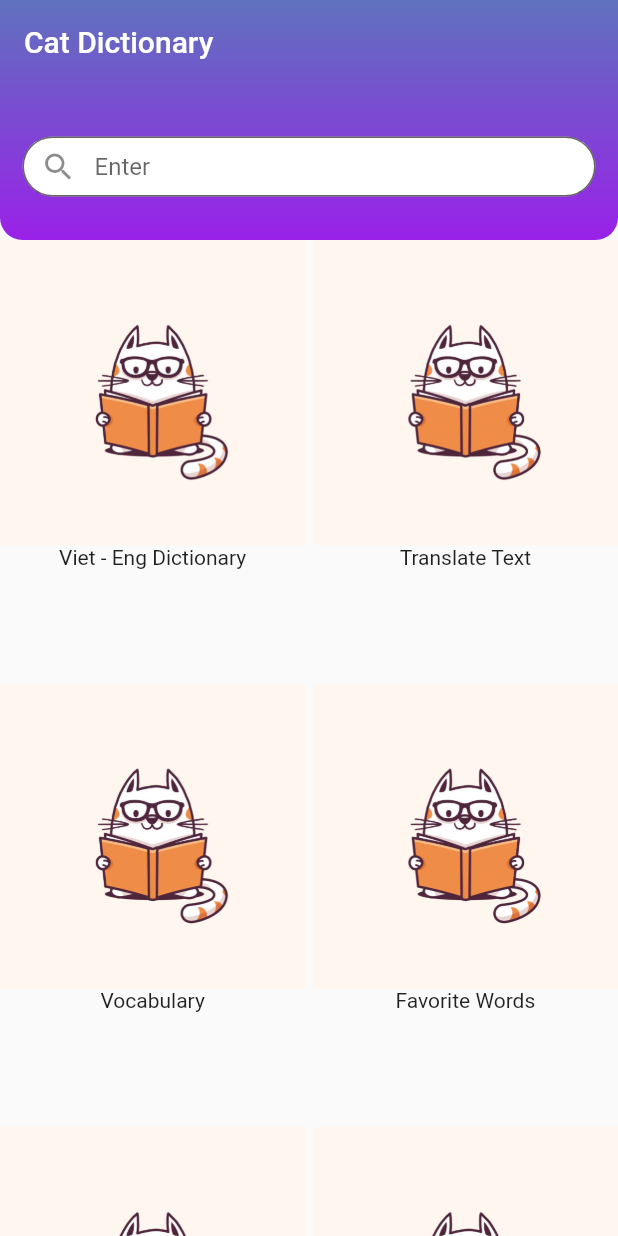
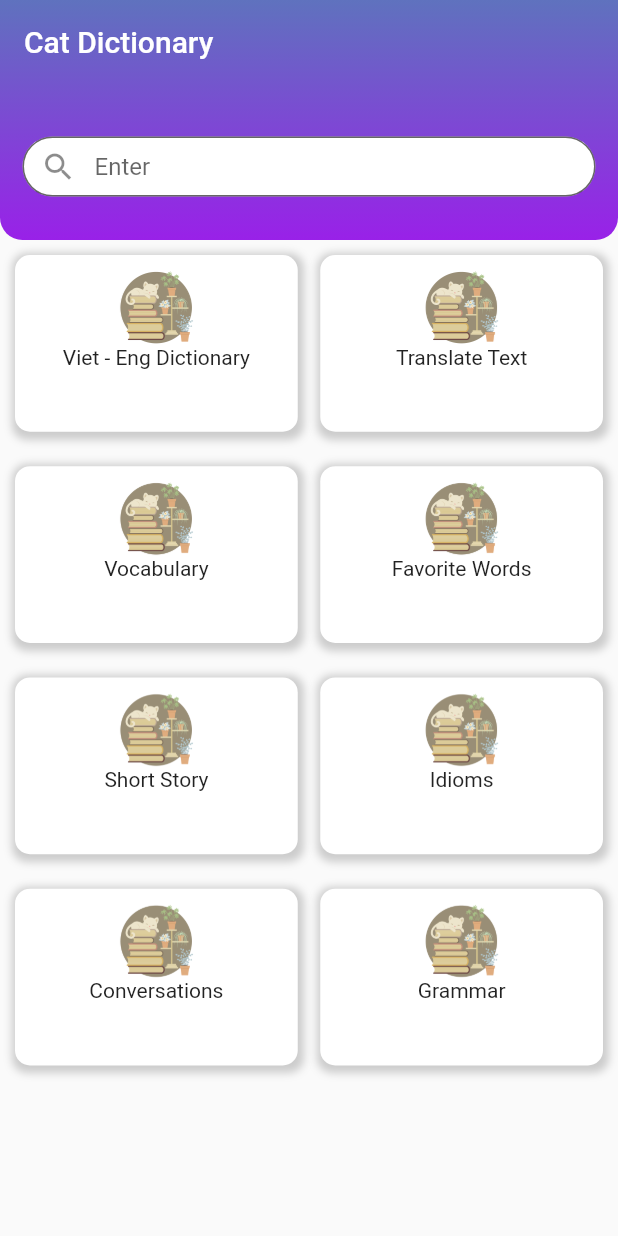
Before and after one commit to phuongThao460/flutter_dictionary_app, a Flutter app: the screen it shows after launch, on a phone screen of 412 x 824 dp. Run offline on Flutter 3.47's test engine with Material 2 defaults, Android fonts, the phone set to English and light mode, and no system bars.

Commit message:
edit gridview

```diff
--- a/lib/homepage/homeheader.dart
+++ b/lib/homepage/homeheader.dart
@@ -1,7 +1,6 @@
 // ignore_for_file: use_key_in_widget_constructors
 
 import 'package:flutter/material.dart';
-import 'package:flutter_dictionary_app/homepage/homepage-items.dart';
 
 class HomeHeader extends StatefulWidget {
 
@@ -49,9 +48,6 @@ class _HomeHeaderState extends State<HomeHeader> {
                   ),
                 ),
               ),
-              const SizedBox(
-                height: 10,
-              ),
             ],
           ),
     );
--- a/lib/homepage/homepage-items.dart
+++ b/lib/homepage/homepage-items.dart
@@ -1,4 +1,4 @@
-// ignore_for_file: use_key_in_widget_constructors, prefer_const_constructors_in_immutables
+// ignore_for_file: use_key_in_widget_constructors, prefer_const_constructors_in_immutables, file_names
 
 import 'package:flutter/material.dart';
 import 'package:flutter_dictionary_app/modules/card.dart';
@@ -10,14 +10,16 @@ class HomepageItems extends StatelessWidget {
     return GridView.builder(
       physics: const ScrollPhysics(),
       scrollDirection: Axis.vertical,
+      padding: const EdgeInsets.only(right: 10, left: 10, top: 10),
       primary: false,
       shrinkWrap: true,
       itemCount: items.length,
       gridDelegate: const SliverGridDelegateWithFixedCrossAxisCount(
         crossAxisCount: 2,
-              mainAxisSpacing: 5,
-              crossAxisSpacing: 5,
-              childAspectRatio: 0.7),
+        childAspectRatio: (2 / 1.25),
+        crossAxisSpacing: 15,
+        mainAxisSpacing: 23,
+      ),
       itemBuilder: (context, index) {
         return CardItems(card: items[index]);
       },
@@ -30,16 +32,38 @@ class CardItems extends StatelessWidget {
   CardItems({required this.card});
   @override
   Widget build(BuildContext context) {
-    return Column(
+    return Container(
+      padding: const EdgeInsets.all(10.0),
+      decoration: BoxDecoration(
+        color: Colors.white,
+        borderRadius: BorderRadius.circular(10),
+        boxShadow: [
+          BoxShadow(
+            color: Colors.grey.withOpacity(0.5),
+            spreadRadius: 3,
+            blurRadius: 4,
+            offset: const Offset(1, 2), // changes position of shadow
+          ),
+        ],
+      ),
+      child: Column(
         mainAxisSize: MainAxisSize.max,
         crossAxisAlignment: CrossAxisAlignment.center,
         children: [
-        Image.asset(
+          SizedBox(
+            height: 50,
+            width: 50,
+            child: Image.asset(
               card.img,
               fit: BoxFit.fill,
             ),
-        Text(card.nameCard)
+          ),
+          Text(
+            card.nameCard,
+            style: TextStyle(),
+          )
         ],
+      ),
     );
   }
 }
--- a/lib/homepage/homepage.dart
+++ b/lib/homepage/homepage.dart
@@ -12,7 +12,7 @@ class Homepage extends StatelessWidget {
     return Scaffold(
       body: SafeArea(
         child: ListView(
-          children: [HomeHeader(), HomepageItems()],
+          children: [HomeHeader(),HomepageItems()],
         ),
       ),
     );
--- a/lib/modules/card.dart
+++ b/lib/modules/card.dart
@@ -6,14 +6,22 @@ class CardDetail {
 
   static List<CardDetail> init() {
     List<CardDetail> data = [
-      CardDetail(id: 1, nameCard: 'Viet - Eng Dictionary', img: 'assets/images/cat-book.jpg'),
-      CardDetail(id: 2, nameCard: 'Translate Text', img: 'assets/images/cat-book.jpg'),
-      CardDetail(id: 3, nameCard: 'Vocabulary', img: 'assets/images/cat-book.jpg'),
-      CardDetail(id: 4, nameCard: 'Favorite Words', img: 'assets/images/cat-book.jpg'),
-      CardDetail(id: 5, nameCard: 'Short Story', img: 'assets/images/cat-book.jpg'),
-      CardDetail(id: 6, nameCard: 'Idioms', img: 'assets/images/cat-book.jpg'),
-      CardDetail(id: 7, nameCard: 'Conversations', img: 'assets/images/cat-book.jpg'),
-      CardDetail(id: 8, nameCard: 'Grammar', img: 'assets/images/cat-book.jpg'),
+      CardDetail(
+          id: 1,
+          nameCard: 'Viet - Eng Dictionary',
+          img: 'assets/images/cat-book.png'),
+      CardDetail(
+          id: 2, nameCard: 'Translate Text', img: 'assets/images/cat-book.png'),
+      CardDetail(
+          id: 3, nameCard: 'Vocabulary', img: 'assets/images/cat-book.png'),
+      CardDetail(
+          id: 4, nameCard: 'Favorite Words', img: 'assets/images/cat-book.png'),
+      CardDetail(
+          id: 5, nameCard: 'Short Story', img: 'assets/images/cat-book.png'),
+      CardDetail(id: 6, nameCard: 'Idioms', img: 'assets/images/cat-book.png'),
+      CardDetail(
+          id: 7, nameCard: 'Conversations', img: 'assets/images/cat-book.png'),
+      CardDetail(id: 8, nameCard: 'Grammar', img: 'assets/images/cat-book.png'),
     ];
     return data;
   }
--- a/pubspec.yaml
+++ b/pubspec.yaml
@@ -55,7 +55,7 @@ flutter:
   # the material Icons class.
   uses-material-design: true
   assets:
-    - assets/images/cat-book.jpg
+    - assets/images/cat-book.png
   # To add assets to your application, add an assets section, like this:
   # assets:
   #   - images/a_dot_burr.jpeg
```
Also changed, not shown: assets/images/cat-book.jpg, assets/images/cat-book.png (added). Lines whose indentation alone changed are shown as unchanged.
